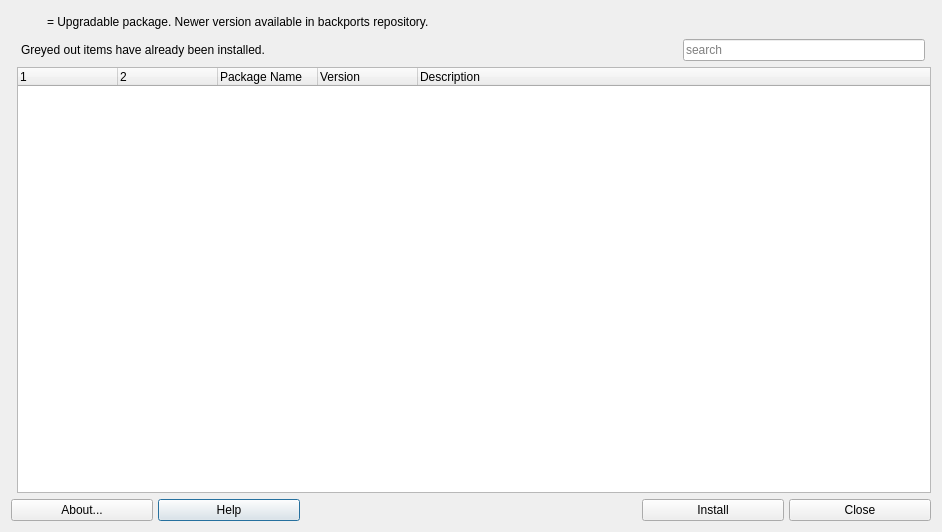
First picture: the form in mainwindow.ui, repository MX-Linux/mx-debian-backports-installer, before the edit.
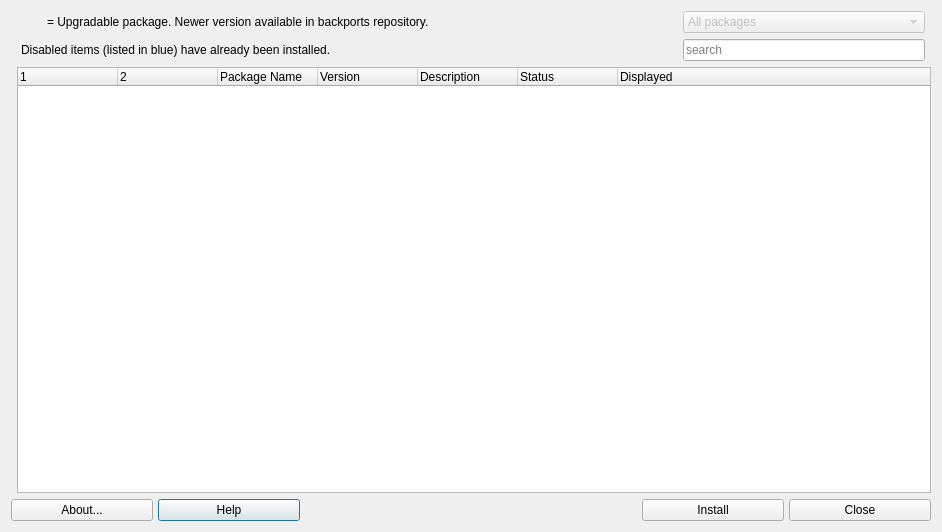
Second picture: the form after the edit. Icons and pictures are not drawn.

Commit message: added program filter

```diff
--- a/mainwindow.ui
+++ b/mainwindow.ui
@@ -88,12 +88,22 @@
          <string>Description</string>
         </property>
        </column>
+       <column>
+        <property name="text">
+         <string>Status</string>
+        </property>
+       </column>
+       <column>
+        <property name="text">
+         <string>Displayed</string>
+        </property>
+       </column>
       </widget>
      </item>
      <item row="2" column="1" colspan="3">
       <widget class="QLabel" name="label_2">
        <property name="text">
-        <string>Greyed out items have already been installed.</string>
+        <string>Disabled items (listed in blue) have already been installed.</string>
        </property>
        <property name="margin">
         <number>0</number>
@@ -310,6 +320,33 @@
        </property>
       </widget>
      </item>
+     <item row="1" column="4">
+      <widget class="QComboBox" name="comboFilter">
+       <property name="enabled">
+        <bool>false</bool>
+       </property>
+       <item>
+        <property name="text">
+         <string>All packages</string>
+        </property>
+       </item>
+       <item>
+        <property name="text">
+         <string>Installed</string>
+        </property>
+       </item>
+       <item>
+        <property name="text">
+         <string>Upgradable</string>
+        </property>
+       </item>
+       <item>
+        <property name="text">
+         <string>Not installed</string>
+        </property>
+       </item>
+      </widget>
+     </item>
     </layout>
    </item>
   </layout>
```
The commit also changes 24 other files.
